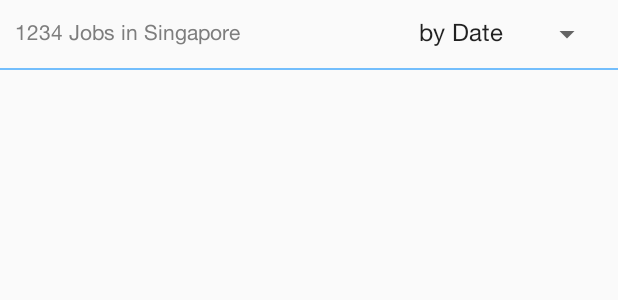
After one commit to lyxuansang91/JobNow, an Android app: the layout fragment_save_job_list.xml on its own in the app's theme, with its tools: preview values and no code run, on a phone screen of 412 x 824 dp. The commit adds this screen. Shown: the top 300 px of the screen. Run offline under Robolectric (Android 15) with nearby library versions, the phone set to English and light mode, and no system bars.

Commit message:
add save job list

```diff
--- /dev/null
+++ b/app/src/main/res/layout/fragment_save_job_list.xml
@@ -0,0 +1,105 @@
+<android.support.design.widget.CoordinatorLayout xmlns:android="http://schemas.android.com/apk/res/android"
+    xmlns:tools="http://schemas.android.com/tools"
+    android:layout_width="match_parent"
+    android:layout_height="match_parent"
+    android:orientation="vertical"
+    tools:context="com.androidteam.jobnow.fragment.JobListFragment">
+
+    <LinearLayout
+        android:layout_width="match_parent"
+        android:layout_height="wrap_content"
+        android:orientation="vertical">
+
+        <RelativeLayout
+            android:id="@+id/rlSearchBar"
+            android:layout_width="match_parent"
+            android:layout_height="?attr/actionBarSize"
+            android:visibility="gone"
+            android:background="@color/colorPrimary">
+
+            <RelativeLayout
+                android:id="@+id/imgRing"
+                android:layout_width="?attr/actionBarSize"
+                android:layout_height="?attr/actionBarSize">
+
+                <ImageView
+                    android:layout_width="wrap_content"
+                    android:layout_height="wrap_content"
+                    android:layout_centerInParent="true"
+                    android:layout_marginLeft="10dp"
+                    android:src="@mipmap/ic_ring" />
+            </RelativeLayout>
+
+
+            <RelativeLayout
+                android:id="@+id/imgFilter"
+                android:layout_width="?attr/actionBarSize"
+                android:layout_height="?attr/actionBarSize"
+                android:layout_alignParentRight="true"
+                android:layout_centerVertical="true">
+
+                <ImageView
+
+                    android:layout_width="wrap_content"
+                    android:layout_height="wrap_content"
+                    android:layout_centerInParent="true"
+                    android:layout_marginRight="10dp"
+                    android:src="@mipmap/ic_filter" />
+
+            </RelativeLayout>
+
+            <com.androidteam.jobnow.widget.CustomEditText
+                android:layout_width="match_parent"
+                android:layout_height="wrap_content"
+                android:layout_centerVertical="true"
+                android:layout_toLeftOf="@+id/imgFilter"
+                android:layout_toRightOf="@+id/imgRing"
+                android:background="@drawable/bg_search"
+                android:drawableLeft="@mipmap/ic_search"
+                android:drawablePadding="5dp"
+                android:ellipsize="start"
+                android:gravity="center_vertical"
+                android:hint="@string/search_hint"
+                android:imeOptions="actionSearch"
+                android:padding="5dp"
+                android:singleLine="true" />
+        </RelativeLayout>
+
+        <RelativeLayout
+            android:layout_width="match_parent"
+            android:layout_height="wrap_content"
+            android:padding="10dp"
+            android:visibility="visible">
+
+            <TextView
+                android:id="@+id/tvNumberJob"
+                android:layout_width="match_parent"
+                android:layout_height="wrap_content"
+                android:layout_centerVertical="true"
+                android:layout_toLeftOf="@+id/spnSortBy"
+                android:text="1234 Jobs in Singapore"
+                android:textColor="@color/darkGray" />
+
+            <Spinner
+                android:id="@+id/spnSortBy"
+                android:layout_width="wrap_content"
+                android:layout_height="wrap_content"
+                android:layout_alignParentRight="true"
+                android:layout_centerVertical="true"
+                android:entries="@array/item_sortBy" />
+        </RelativeLayout>
+
+        <View
+            android:layout_width="match_parent"
+            android:layout_height="1dp"
+            android:background="#73befc" />
+
+        <com.androidteam.jobnow.widget.CRecyclerView
+            android:id="@+id/rvListJob"
+            android:layout_width="match_parent"
+            android:layout_height="match_parent" />
+
+    </LinearLayout>
+
+
+</android.support.design.widget.CoordinatorLayout>
```
Also changed, not shown: app/src/main/java/com/androidteam/jobnow/acitvity/ProfileActivity.java (+3 -20 lines), app/src/main/java/com/androidteam/jobnow/common/APICommon.java (+9 -0 lines), app/src/main/java/com/androidteam/jobnow/fragment/SaveJobListFragment.java (added, +113 -0 lines), app/src/main/java/com/androidteam/jobnow/models/JobObject.java (+10 -2 lines).
